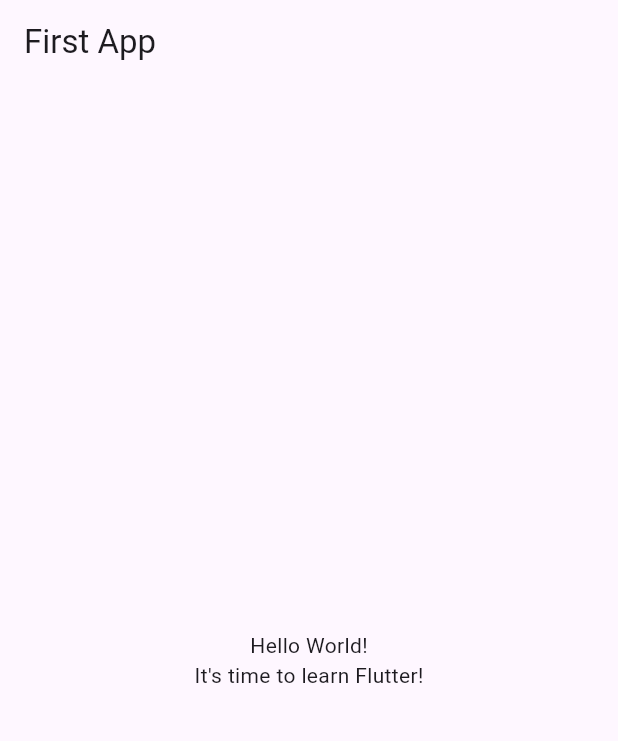
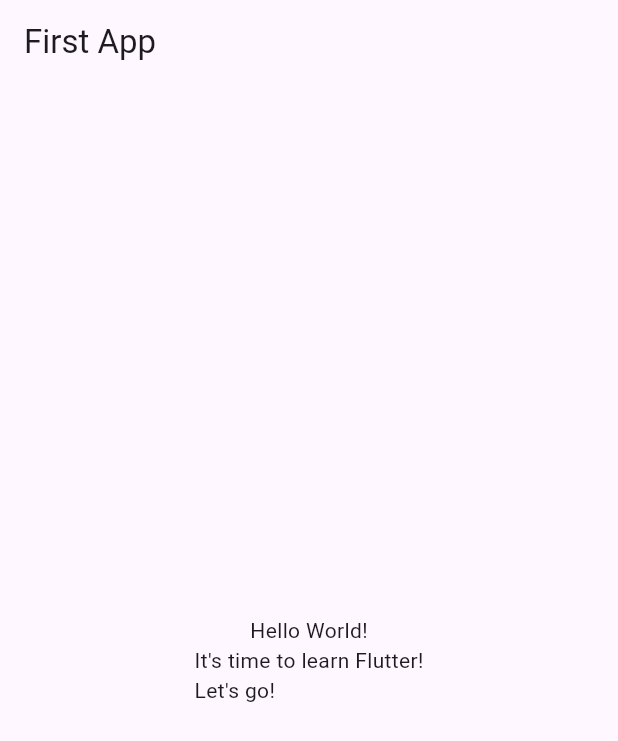
Before and after one commit to che711/flutter, a Flutter app: the screen it shows after launch, on a phone screen of 412 x 824 dp. Shown: the top 741 px of the screen. Run offline on Flutter 3.47's test engine with Material 3 defaults, Android fonts, the phone set to English and light mode, and no system bars.

Commit message:
updated main.dart, added new line

```diff
--- a/first_app/lib/main.dart
+++ b/first_app/lib/main.dart
@@ -19,7 +19,7 @@ class MyApp extends StatelessWidget {
             mainAxisAlignment: MainAxisAlignment.center,
             children: const [
               Text('Hello World!'),
-              Text('It\'s time to learn Flutter!'),
+              Text('It\'s time to learn Flutter!\nLet\'s go!'),
             ],
           ),
         ),
```
